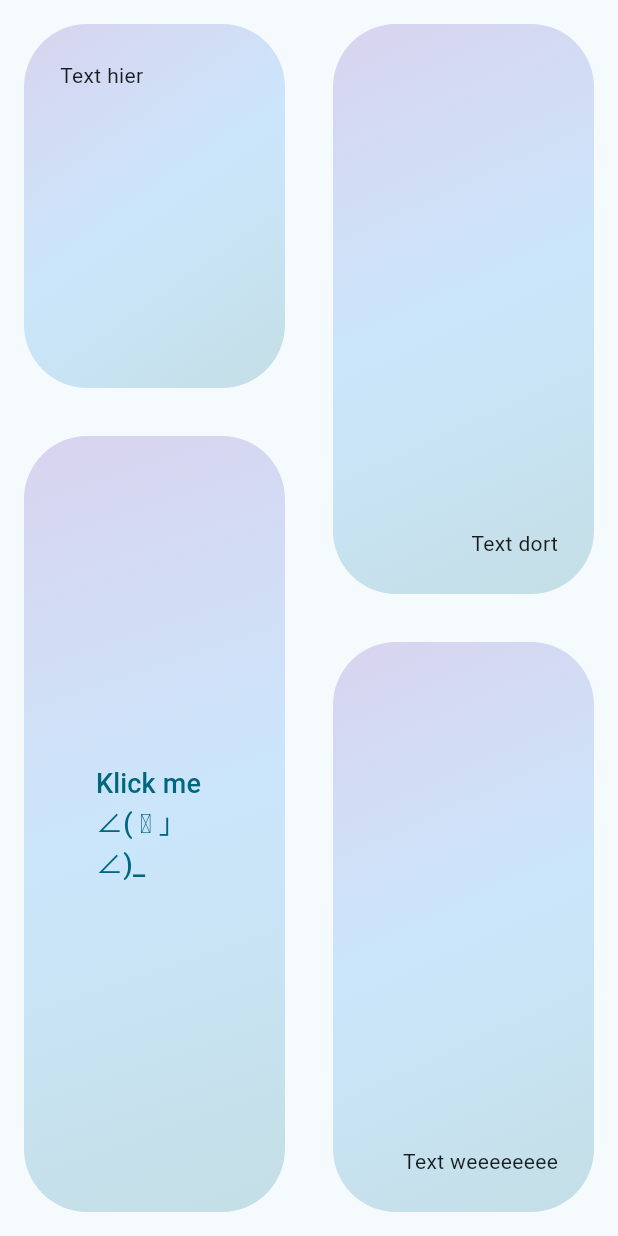
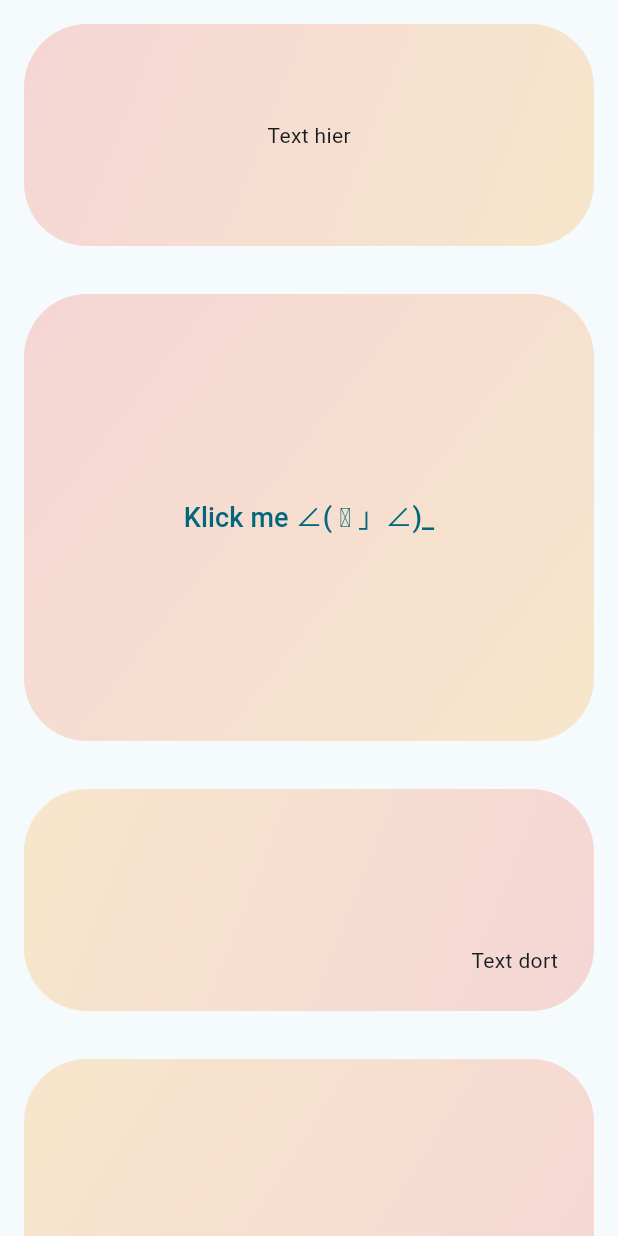
Before and after one commit to EisGlockner/Flutter-UI-Testing, a Flutter app: the DashboardScreen screen opened by its route, on a phone screen of 412 x 824 dp. Run offline on Flutter 3.47's test engine with Material 3 defaults, Android fonts, the phone set to English and light mode, and no system bars; our stand-ins replace email_validator, go_router, rxdart.

Commit message:
Did stuff

```diff
--- a/lib/defaults.dart
+++ b/lib/defaults.dart
@@ -9,4 +9,5 @@ const double defaultFontSize = 18.0;
 
 const Color ciColor = Color.fromRGBO(0, 112, 135, 1);
 
-const List<Color> gradientColor = [Colors.deepPurple, Colors.blue, ciColor];
+const List<Color> gradientColor = [Colors.deepPurple, ciColor, Colors.blue];
+const List<Color> dashboardGradientColor = [Colors.red, Colors.orange];
--- a/lib/main.dart
+++ b/lib/main.dart
@@ -1,4 +1,5 @@
 import 'package:flutter/material.dart';
+import 'package:flutter_web_plugins/flutter_web_plugins.dart';
 import 'package:flutter_web_test/defaults.dart' as defaults;
 import 'package:flutter_web_test/screens/dashboard/dashboard_screen.dart';
 import 'package:flutter_web_test/screens/login/login_screen.dart';
@@ -6,6 +7,7 @@ import 'package:flutter_web_test/screens/todo/todo_screen.dart';
 import 'package:go_router/go_router.dart';
 
 void main() {
+  setUrlStrategy(PathUrlStrategy());
   runApp(MyApp());
 }
 
--- a/lib/screens/dashboard/components/glass_morphism.dart
+++ /dev/null
@@ -1,54 +0,0 @@
-import 'dart:ui';
-import 'package:flutter/material.dart';
-import '../../../../defaults.dart' as defaults;
-
-class GlassMorphism extends StatelessWidget {
-  final Widget child;
-  final double blur = 10;
-  final double opacity = 0.2;
-  final Color? color;
-  final List<Color>? gradientColors;
-  final BorderRadius? borderRadius = BorderRadius.circular(42);
-
-  GlassMorphism({
-    super.key,
-    required this.child,
-    this.color,
-    List<Color>? gradientColors,
-  }) : gradientColors = gradientColors ?? defaults.gradientColor;
-
-  @override
-  Widget build(BuildContext context) {
-    return Padding(
-      padding: const EdgeInsets.all(defaults.standardPadding),
-      child: ClipRRect(
-        child: BackdropFilter(
-          filter: ImageFilter.blur(sigmaX: blur, sigmaY: blur),
-          child: Container(
-            decoration: _useBoxDecoration(),
-            child: Padding(padding: const EdgeInsets.all(defaults.mediumPadding), child: child),
-          ),
-        ),
-      ),
-    );
-  }
-
-  BoxDecoration _useBoxDecoration() {
-    if (color != null) {
-      return BoxDecoration(
-        color: color!.withOpacity(opacity),
-        borderRadius: borderRadius,
-      );
-    } else {
-      return BoxDecoration(
-        gradient: LinearGradient(
-          begin: Alignment.topLeft,
-          end: Alignment.bottomRight,
-          colors: gradientColors!,
-        ),
-        color: Colors.transparent.withOpacity(opacity),
-        borderRadius: borderRadius,
-      );
-    }
-  }
-}
--- a/lib/screens/dashboard/dashboard_screen.dart
+++ b/lib/screens/dashboard/dashboard_screen.dart
@@ -1,8 +1,9 @@
 import 'package:flutter/material.dart';
-import 'package:flutter_web_test/screens/dashboard/components/glass_morphism.dart';
-import 'package:go_router/go_router.dart';
-
-import '../../defaults.dart' as defaults;
+import 'package:flutter_web_test/responsive.dart';
+import 'package:flutter_web_test/screens/dashboard/panels/redirect_panel.dart';
+import 'package:flutter_web_test/screens/dashboard/panels/text_dort_panel.dart';
+import 'package:flutter_web_test/screens/dashboard/panels/text_weee_panel.dart';
+import 'package:flutter_web_test/screens/dashboard/panels/top_text_panel.dart';
 
 class DashboardScreen extends StatelessWidget {
   const DashboardScreen({super.key});
@@ -10,60 +11,59 @@ class DashboardScreen extends StatelessWidget {
   @override
   Widget build(BuildContext context) {
     return Scaffold(
-      body: Row(
-        crossAxisAlignment: CrossAxisAlignment.stretch,
-        children: [
-          _buildLeftColumn(context),
-          _buildRightColumn(),
-        ],
+      body: Responsive(
+        desktop: _buildDesktop(context),
+        mobile: _buildMobile(context),
+      ),
+    );
+  }
+
+  Widget _buildDesktop(BuildContext context) {
+    return Row(
+      crossAxisAlignment: CrossAxisAlignment.stretch,
+      children: [
+        _buildLeftColumn(context),
+        _buildRightColumn(),
+      ],
+    );
+  }
+
+  Widget _buildMobile(BuildContext context) {
+    return const Expanded(
+      child: SingleChildScrollView(
+        child: Column(
+          children: [
+            TopTextPanel(),
+            RedirectPanel(),
+            TextDortPanel(),
+            TextWeeePanel(),
+          ],
+        ),
       ),
     );
   }
 
   Widget _buildLeftColumn(BuildContext context) {
-    return Expanded(
+    return const Expanded(
       child: Column(
         crossAxisAlignment: CrossAxisAlignment.stretch,
         children: [
-          Expanded(child: GlassMorphism(child: const Text('Text hier'))),
-          _buildRedirectPanel(context),
+          Expanded(child: TopTextPanel()),
+          Expanded(flex: 2, child: RedirectPanel()),
         ],
       ),
     );
   }
 
   Widget _buildRightColumn() {
-    return Expanded(
+    return const Expanded(
       child: Column(
         crossAxisAlignment: CrossAxisAlignment.stretch,
         children: [
-          Expanded(
-              child: GlassMorphism(child: const Align(alignment: Alignment.bottomRight, child: Text('Text dort')))),
-          Expanded(
-              child:
-                  GlassMorphism(child: const Align(alignment: Alignment.bottomRight, child: Text('Text weeeeeeee')))),
+          Expanded(child: TextDortPanel()),
+          Expanded(child: TextWeeePanel()),
         ],
       ),
     );
   }
-
-  Widget _buildRedirectPanel(BuildContext context) {
-    return Expanded(
-      flex: 2,
-      child: GlassMorphism(
-        child: Center(
-          child: TextButton(
-            style: TextButton.styleFrom(padding: const EdgeInsets.all(defaults.mediumPadding)),
-            onPressed: () {
-              context.go('/todo');
-            },
-            child: const Text(
-              'Klick me ∠( ᐛ 」∠)_',
-              style: TextStyle(fontSize: defaults.defaultFontSize),
-            ),
-          ),
-        ),
-      ),
-    );
-  }
 }
--- /dev/null
+++ b/lib/screens/dashboard/panels/redirect_panel.dart
@@ -0,0 +1,32 @@
+import 'package:flutter/material.dart';
+import 'package:flutter_web_test/ui/glass_morphism.dart';
+import 'package:flutter_web_test/defaults.dart' as defaults;
+import 'package:go_router/go_router.dart';
+
+class RedirectPanel extends StatelessWidget {
+  const RedirectPanel({super.key});
+
+  @override
+  Widget build(BuildContext context) {
+    return GlassMorphism(
+      gradientColors: defaults.dashboardGradientColor,
+      child: SizedBox(
+        height: 250,
+        child: Center(
+          child: TextButton(
+            style: TextButton.styleFrom(
+              padding: const EdgeInsets.all(defaults.mediumPadding),
+            ),
+            onPressed: () {
+              context.go('/todo');
+            },
+            child: const Text(
+              'Klick me ∠( ᐛ 」∠)_',
+              style: TextStyle(fontSize: defaults.defaultFontSize),
+            ),
+          ),
+        ),
+      ),
+    );
+  }
+}
--- /dev/null
+++ b/lib/screens/dashboard/panels/text_dort_panel.dart
@@ -0,0 +1,22 @@
+import 'package:flutter/cupertino.dart';
+import 'package:flutter_web_test/defaults.dart' as defaults;
+
+import '../../../ui/glass_morphism.dart';
+
+class TextDortPanel extends StatelessWidget {
+  const TextDortPanel({super.key});
+
+  @override
+  Widget build(BuildContext context) {
+    return GlassMorphism(
+      gradientColors: defaults.dashboardGradientColor.reversed.toList(),
+      child: const SizedBox(
+        height: 100,
+        child: Align(
+          alignment: Alignment.bottomRight,
+          child: Text('Text dort'),
+        ),
+      ),
+    );
+  }
+}
--- /dev/null
+++ b/lib/screens/dashboard/panels/text_weee_panel.dart
@@ -0,0 +1,22 @@
+import 'package:flutter/material.dart';
+import 'package:flutter_web_test/defaults.dart' as defaults;
+
+import '../../../ui/glass_morphism.dart';
+
+class TextWeeePanel extends StatelessWidget {
+  const TextWeeePanel({super.key});
+
+  @override
+  Widget build(BuildContext context) {
+    return GlassMorphism(
+      gradientColors: defaults.dashboardGradientColor.reversed.toList(),
+      child: const SizedBox(
+        height: 200,
+        child: Align(
+          alignment: Alignment.bottomLeft,
+          child: Text('Text weeeeeeee'),
+        ),
+      ),
+    );
+  }
+}
--- /dev/null
+++ b/lib/screens/dashboard/panels/top_text_panel.dart
@@ -0,0 +1,21 @@
+import 'package:flutter/material.dart';
+
+import 'package:flutter_web_test/defaults.dart' as defaults;
+import '../../../ui/glass_morphism.dart';
+
+class TopTextPanel extends StatelessWidget {
+  const TopTextPanel({super.key});
+
+  @override
+  Widget build(BuildContext context) {
+    return GlassMorphism(
+      gradientColors: defaults.dashboardGradientColor,
+      child: const SizedBox(
+        height: 100,
+        child: Center(
+          child: Text('Text hier'),
+        ),
+      ),
+    );
+  }
+}
--- a/lib/screens/todo/todo_screen.dart
+++ b/lib/screens/todo/todo_screen.dart
@@ -1,7 +1,6 @@
 import 'package:flutter/material.dart';
-import 'package:flutter_web_test/screens/dashboard/components/glass_morphism.dart';
-
-import '../../defaults.dart' as defaults;
+import 'package:flutter_web_test/ui/glass_morphism.dart';
+import 'package:flutter_web_test/defaults.dart' as defaults;
 import '../../streams/todo_menu_stream.dart';
 
 class TodoScreen extends StatelessWidget {
@@ -65,6 +64,7 @@ class TodoScreen extends StatelessWidget {
               itemBuilder: (context, index) {
                 return ListTile(
                   title: Text(todoItems[index]),
+                  onTap: () {},
                 );
               },
             ),
@@ -121,7 +121,18 @@ class TodoScreen extends StatelessWidget {
     return SizedBox(
       height: MediaQuery.of(context).size.height,
       child: GlassMorphism(
-        child: const Text('Hier könnte Ihre fertige Webapp sein'),
+        gradientColors: const [Colors.blue, defaults.ciColor, Colors.deepPurple],
+        child: const Column(
+          children: [
+            SizedBox(
+              height: defaults.largePadding,
+              child: Text('Irgendwas mit Titel (ง •_•)ง'),
+            ),
+            Divider(color: Colors.black38),
+            Expanded(child: Text('Main Panel')),
+            Text('Hier könnte Ihre fertige Webapp sein'),
+          ],
+        ),
       ),
     );
   }
--- /dev/null
+++ b/lib/ui/glass_morphism.dart
@@ -0,0 +1,54 @@
+import 'dart:ui';
+import 'package:flutter/material.dart';
+import '../../defaults.dart' as defaults;
+
+class GlassMorphism extends StatelessWidget {
+  final Widget child;
+  final double blur = 10;
+  final double opacity = 0.2;
+  final Color? color;
+  final List<Color>? gradientColors;
+  final BorderRadius? borderRadius = BorderRadius.circular(42);
+
+  GlassMorphism({
+    super.key,
+    required this.child,
+    this.color,
+    List<Color>? gradientColors,
+  }) : gradientColors = gradientColors ?? defaults.gradientColor;
+
+  @override
+  Widget build(BuildContext context) {
+    return Padding(
+      padding: const EdgeInsets.all(defaults.standardPadding),
+      child: ClipRRect(
+        child: BackdropFilter(
+          filter: ImageFilter.blur(sigmaX: blur, sigmaY: blur),
+          child: Container(
+            decoration: _useBoxDecoration(),
+            child: Padding(padding: const EdgeInsets.all(defaults.mediumPadding), child: child),
+          ),
+        ),
+      ),
+    );
+  }
+
+  BoxDecoration _useBoxDecoration() {
+    if (color != null) {
+      return BoxDecoration(
+        color: color!.withOpacity(opacity),
+        borderRadius: borderRadius,
+      );
+    } else {
+      return BoxDecoration(
+        gradient: LinearGradient(
+          begin: Alignment.topLeft,
+          end: Alignment.bottomRight,
+          colors: gradientColors!,
+        ),
+        color: Colors.transparent.withOpacity(opacity),
+        borderRadius: borderRadius,
+      );
+    }
+  }
+}
--- a/pubspec.yaml
+++ b/pubspec.yaml
@@ -31,14 +31,12 @@ dependencies:
   flutter:
     sdk: flutter
 
-
-  # The following adds the Cupertino Icons font to your application.
-  # Use with the CupertinoIcons class for iOS style icons.
-  cupertino_icons: ^1.0.6
   email_validator: ^2.1.17
   go_router: ^13.2.2
   url_launcher: ^6.2.5
   rxdart: ^0.27.7
+  flutter_web_plugins:
+    sdk: flutter
 
 dev_dependencies:
   flutter_test:
```
Also changed, not shown: pubspec.lock.
